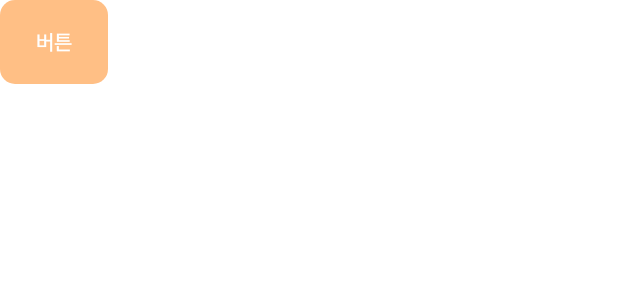
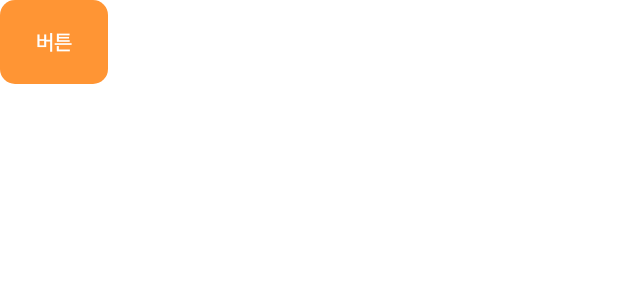
Before and after one commit to YAPP-Github/20th-ALL-Rounder-Team-2-Android, an Android app built with Jetpack Compose: the @Preview function KnowllyFilledButtonPreviewDisabled, on a phone screen of 412 x 824 dp. Shown: the top 300 px of the screen. Run offline under Robolectric (Android 15) with nearby library versions, the phone set to English and light mode, and no system bars.

Commit message:
disabled button color 수정

```diff
--- a/modules/presentation/src/main/java/kr/co/knowledgerally/ui/component/KnowllyButton.kt
+++ b/modules/presentation/src/main/java/kr/co/knowledgerally/ui/component/KnowllyButton.kt
@@ -66,7 +66,7 @@ object KnowllyButtonDefaults {
         get() = ButtonDefaults.buttonColors(
             containerColor = KnowllyTheme.colors.primary,
             contentColor = KnowllyTheme.colors.grayFF,
-            disabledContainerColor = KnowllyTheme.colors.primary.copy(alpha = 0.6f),
+            disabledContainerColor = KnowllyTheme.colors.primary,
             disabledContentColor = KnowllyTheme.colors.grayFF
         )
 
```
